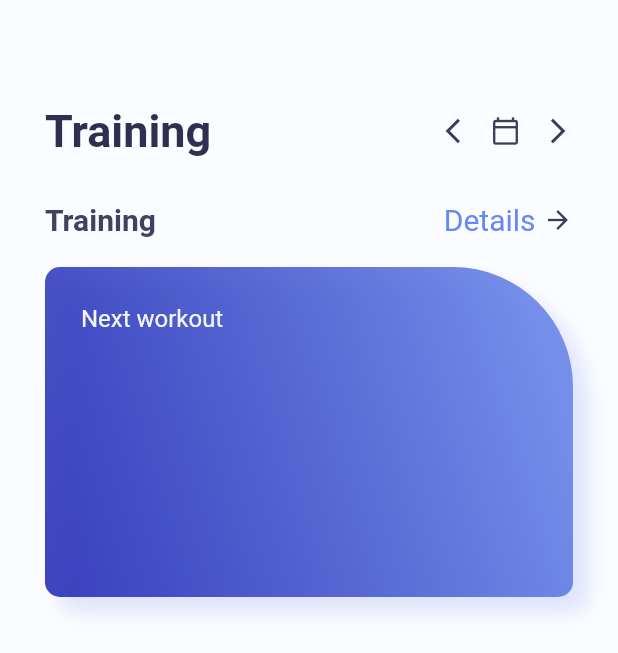
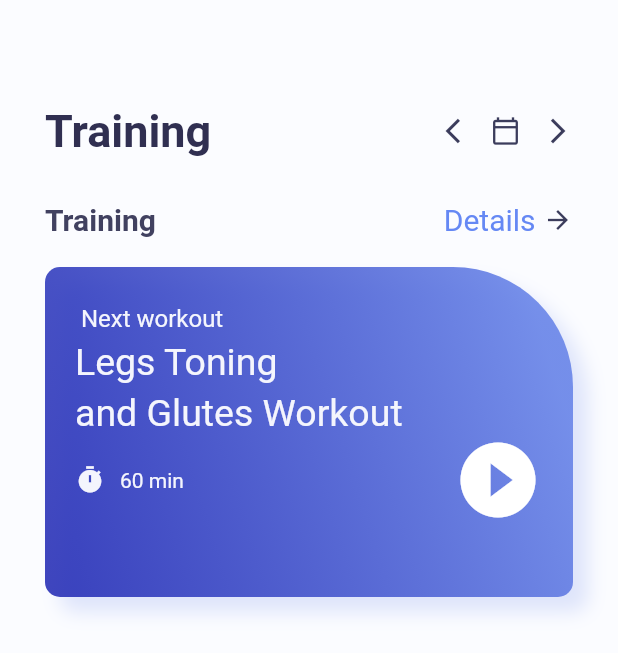
Before and after one commit to Innovanito/flutter-workout-app-, a Flutter app: the Homepage screen opened directly, on a phone screen of 412 x 824 dp. Shown: the top 653 px of the screen. Run offline on Flutter 3.47's test engine with Material 2 defaults, Android fonts, the light colour scheme and no system bars; statements that could not run were skipped.

Commit message:
second save file

```diff
--- a/lib/home_page.dart
+++ b/lib/home_page.dart
@@ -99,6 +99,7 @@ class _HomepageState extends State<Homepage> {
                 padding: const EdgeInsets.only(
                   left: 20,
                   top: 25,
+                  right: 20,
                 ),
                 child: Column(
                   crossAxisAlignment: CrossAxisAlignment.start,
@@ -108,6 +109,50 @@ class _HomepageState extends State<Homepage> {
                       style: TextStyle(
                           fontSize: 16,
                           color: color.AppColor.homePageContainerTextSmall),
+                    ),
+                    SizedBox(
+                      height: 5,
+                    ),
+                    Text(
+                      "Legs Toning",
+                      style: TextStyle(
+                          fontSize: 25,
+                          color: color.AppColor.homePageContainerTextSmall),
+                    ),
+                    SizedBox(
+                      height: 5,
+                    ),
+                    Text(
+                      "and Glutes Workout",
+                      style: TextStyle(
+                          fontSize: 25,
+                          color: color.AppColor.homePageContainerTextSmall),
+                    ),
+                    //여기부터 시작하면 됩니다 Sizedbox넣으세요!!!!!!!!!!!!!!!!!!!!!!!!!!!!!!!!!!!!!!!!!!!!!!!!!!!!!!!!!
+                    Row(
+                      children: [
+                        Row(
+                          children: [
+                            Icon(Icons.timer,
+                                size: 20,
+                                color:
+                                    color.AppColor.homePageContainerTextSmall),
+                            SizedBox(
+                              width: 10,
+                            ),
+                            Text(
+                              "60 min",
+                              style: TextStyle(
+                                  fontSize: 14,
+                                  color: color
+                                      .AppColor.homePageContainerTextSmall),
+                            ),
+                          ],
+                        ),
+                        Expanded(child: Container()),
+                        Icon(Icons.play_circle_fill,
+                            color: Colors.white, size: 60)
+                      ],
                     )
                   ],
                 ),
```
